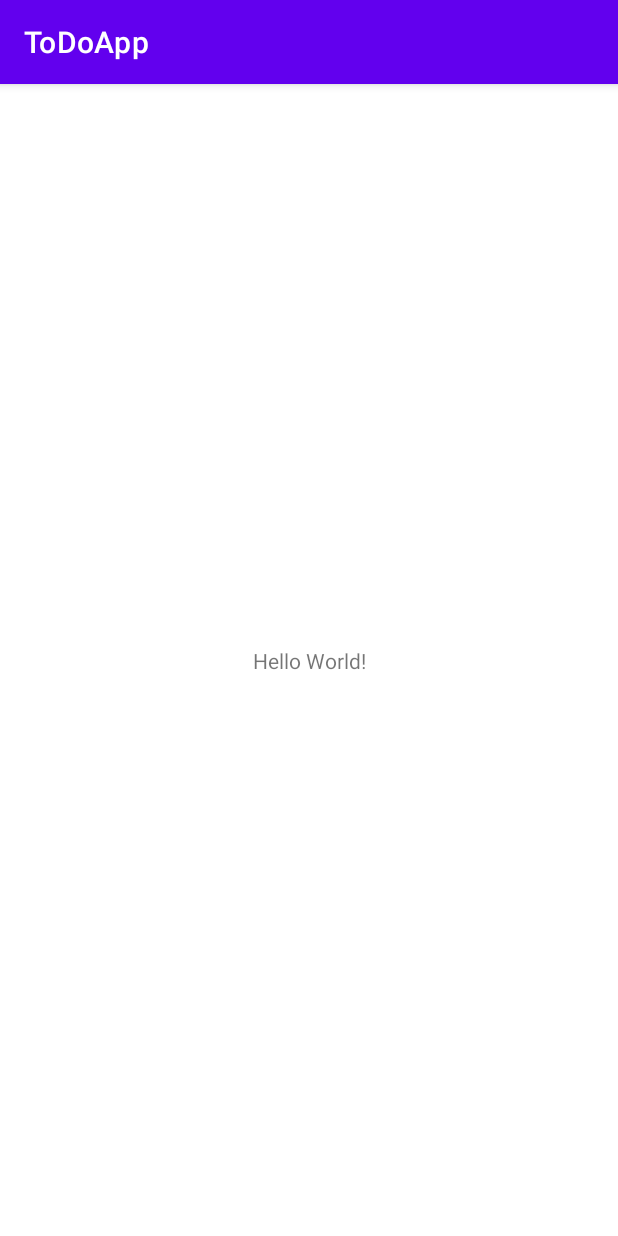
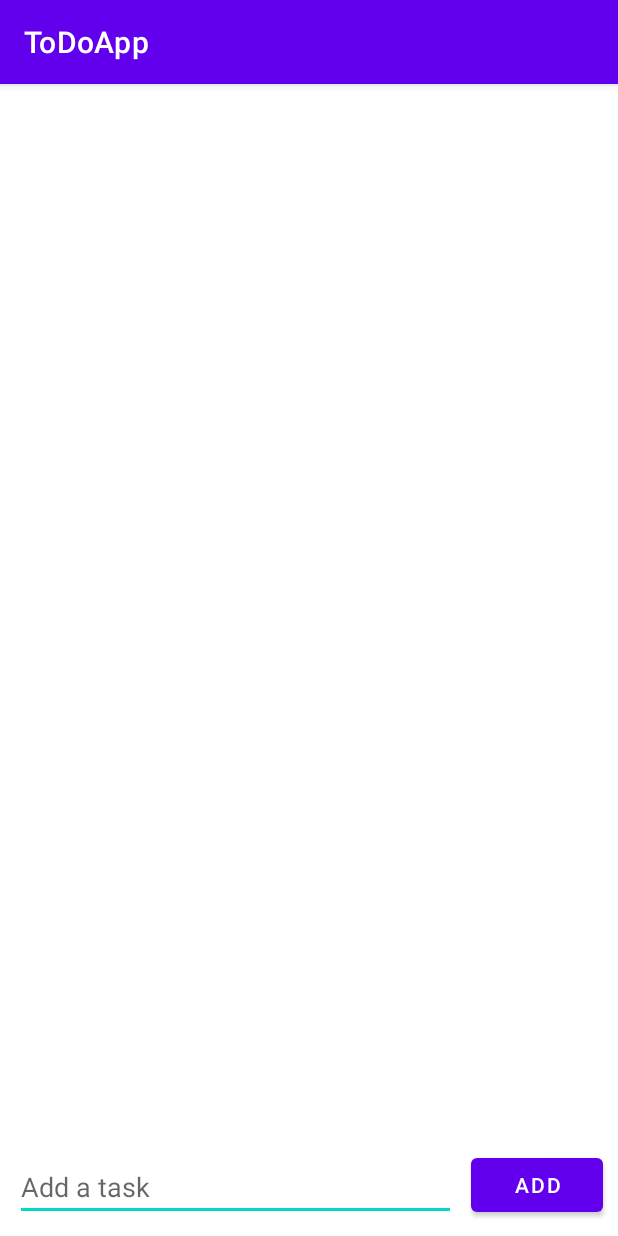
Before and after one commit to kuhuhalder/ToDoApp, an Android app: the screen it shows after launch (MainActivity), on a phone screen of 412 x 824 dp. Run offline under Robolectric (Android 15) with nearby library versions, the phone set to English and light mode, and no system bars.

Commit message:
building UI

```diff
--- a/app/src/main/res/layout/activity_main.xml
+++ b/app/src/main/res/layout/activity_main.xml
@@ -6,13 +6,30 @@
     android:layout_height="match_parent"
     tools:context=".MainActivity">
 
-    <TextView
+    <Button
+        android:id="@+id/button"
         android:layout_width="wrap_content"
         android:layout_height="wrap_content"
-        android:text="Hello World!"
+        android:text="ADD"
+        android:layout_margin="10dp"
         app:layout_constraintBottom_toBottomOf="parent"
-        app:layout_constraintLeft_toLeftOf="parent"
-        app:layout_constraintRight_toRightOf="parent"
+        app:layout_constraintEnd_toEndOf="parent" />
+
+    <EditText
+        android:id="@+id/addTaskField"
+        android:layout_width="0dp"
+        android:layout_height="wrap_content"
+        android:hint="Add a task"
+        android:layout_margin="10dp"
+        app:layout_constraintBottom_toBottomOf="parent"
+        app:layout_constraintEnd_toStartOf="@+id/button"
+        app:layout_constraintStart_toStartOf="parent" />
+
+    <androidx.recyclerview.widget.RecyclerView
+        android:layout_width="match_parent"
+        android:layout_height="0dp"
+        app:layout_constraintBottom_toTopOf="@+id/addTaskField"
+        app:layout_constraintEnd_toEndOf="parent"
+        app:layout_constraintStart_toStartOf="parent"
         app:layout_constraintTop_toTopOf="parent" />
-
 </androidx.constraintlayout.widget.ConstraintLayout>
```
